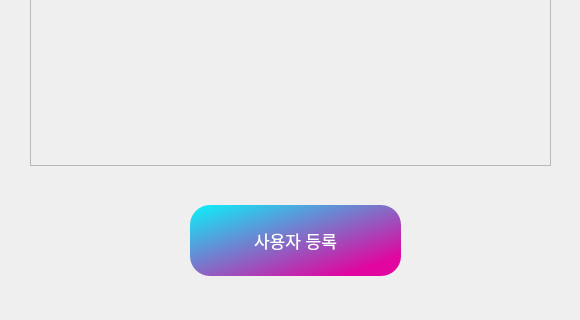
Above: GUI/ui/inputUser.ui from addinedu-ros-4th/deeplearning-repo-6 before the change; both pictures show x 0 to 580 and y 165 to 485 of the 580 by 731 pixel window. Below: the same form after it.
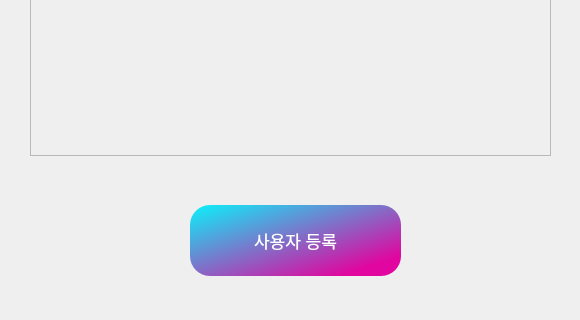
That is the form after the change.

Commit message: GUI에 cvlib 얼굴 crop 병합

Diff of the .ui file:
```diff
--- a/GUI/ui/inputUser.ui
+++ b/GUI/ui/inputUser.ui
@@ -26,7 +26,7 @@
      <x>30</x>
      <y>50</y>
      <width>521</width>
-     <height>281</height>
+     <height>271</height>
     </rect>
    </property>
    <property name="frameShape">
```
The commit also changes 1 other file.
